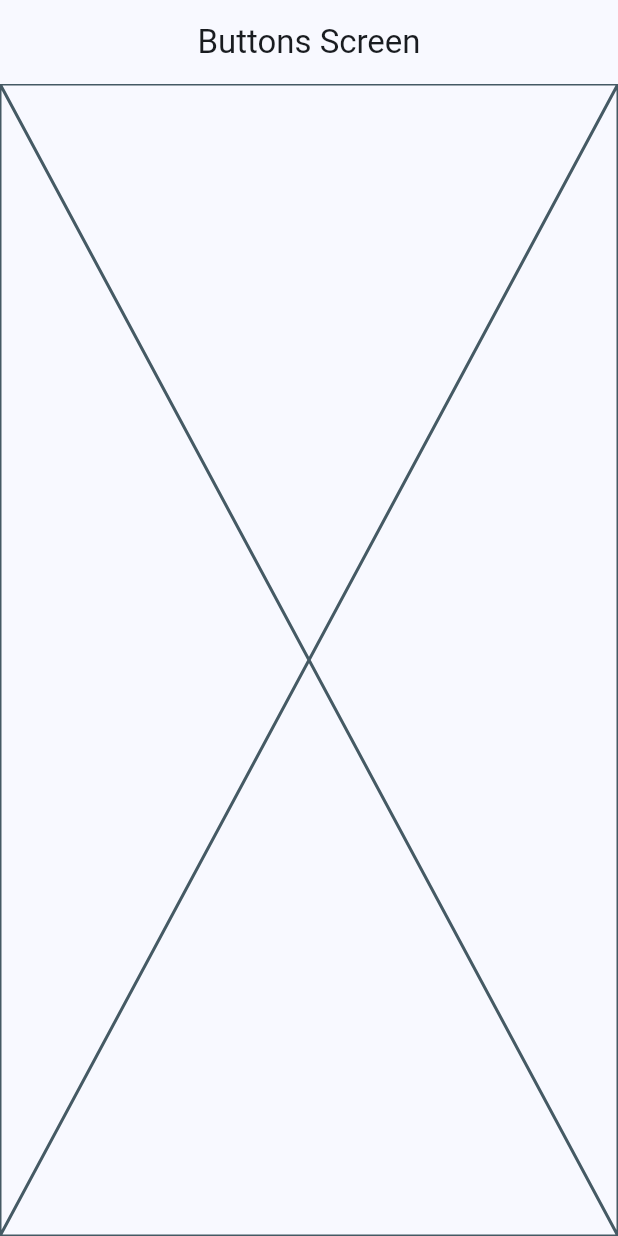
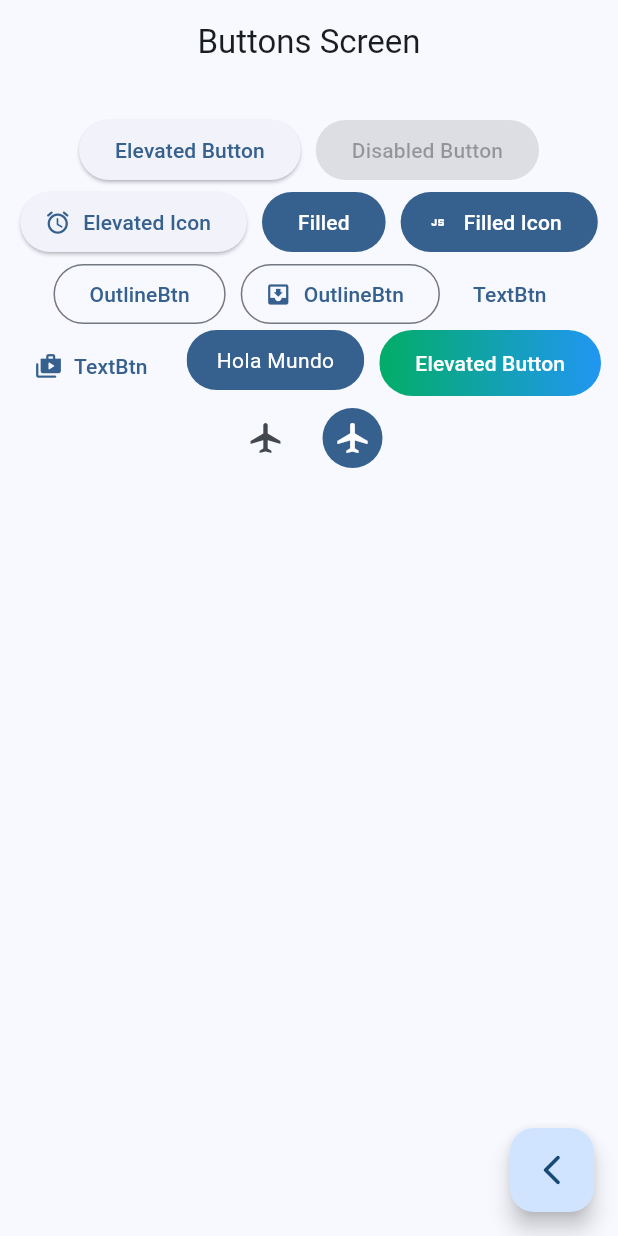
Before and after one commit to sebasmrl/widgets_app, a Flutter app: the ButtonsScreen screen opened by its route, on a phone screen of 412 x 824 dp. Run offline on Flutter 3.47's test engine with Material 3 defaults, Android fonts, the phone set to English and light mode, and no system bars; our stand-ins replace go_router.

Commit message:
Finished ButtonScreen

```diff
--- a/lib/presentation/screens/buttons/buttons_screen.dart
+++ b/lib/presentation/screens/buttons/buttons_screen.dart
@@ -1,4 +1,5 @@
 import 'package:flutter/material.dart';
+import 'package:go_router/go_router.dart';
 
 class ButtonsScreen extends StatelessWidget {
   static const String name = "buttons_screen";
@@ -10,7 +11,144 @@ class ButtonsScreen extends StatelessWidget {
       appBar: AppBar(
         title: const Text("Buttons Screen")
       ),
-      body: const Placeholder(),
+      body: const _ButtonsView(),
+      floatingActionButton: FloatingActionButton(
+        child: const Icon(Icons.arrow_back_ios_new_rounded),
+        onPressed: (){
+          context.pop();
+        },
+      ),
     );
   }
 }
+
+class _ButtonsView extends StatelessWidget {
+  const _ButtonsView();
+
+  @override
+  Widget build(BuildContext context) {
+
+    final colors = Theme.of(context).colorScheme;
+
+    return SizedBox(
+      width: double.infinity,
+      child: Padding(
+        padding: const EdgeInsets.symmetric(vertical: 20, horizontal: 10),
+        child: Wrap(
+          spacing: 10,
+          alignment: WrapAlignment.center,
+          direction: Axis.horizontal,
+          children: [
+            ElevatedButton(onPressed: (){}, child: const Text('Elevated Button')),
+
+            const ElevatedButton(onPressed: null, child: Text('Disabled Button')),
+
+            ElevatedButton.icon(
+              icon: const Icon(Icons.access_alarm_rounded),
+              onPressed: (){},
+              label: const Text('Elevated Icon')
+            ),
+
+            FilledButton(onPressed: (){}, child: const Text('Filled')),
+
+            FilledButton.icon(
+              onPressed: (){},
+              icon: const Icon(Icons.javascript),
+              label: const Text('Filled Icon')
+            ),
+
+            OutlinedButton(onPressed: (){}, child: const Text('OutlineBtn')),
+
+            OutlinedButton.icon(
+              onPressed: (){},
+              icon: const Icon(Icons.move_to_inbox),
+              label: const Text('OutlineBtn')
+            ),
+
+            TextButton(onPressed: (){}, child: const Text('TextBtn')),
+
+            TextButton.icon(
+              onPressed: (){},
+              icon: const Icon( Icons.shop_2_rounded),
+              label: const Text('TextBtn'),
+            ),
+
+            const CustomButton(),
+            const CustomButton2(),
+
+            IconButton(onPressed: (){}, icon: const Icon(Icons.airplanemode_active_sharp)),
+
+            IconButton(
+              onPressed: (){},
+              icon: const Icon(Icons.airplanemode_active_sharp),
+              style: ButtonStyle(
+                backgroundColor: WidgetStatePropertyAll(colors.primary),
+                iconColor: const WidgetStatePropertyAll(Colors.white)
+              ) ,
+            ),
+
+
+          ],
+        ),
+      ),
+    );
+  }
+}
+
+
+
+class CustomButton extends StatelessWidget {
+  const CustomButton({super.key});
+
+
+  @override
+  Widget build(BuildContext context) {
+
+    final colors = Theme.of(context).colorScheme;
+
+    return ClipRRect(
+      borderRadius: BorderRadius.circular(50),
+      child: Material(
+        color: colors.primary,
+        child: InkWell(
+          splashColor: Colors.deepPurple,
+          onTap: (){},
+          child: const Padding(
+            padding:   EdgeInsets.symmetric(horizontal: 20, vertical: 10),
+            child: Text("Hola Mundo", style:  TextStyle( color: Colors.white),),
+            ),
+        ),
+      ),
+    );
+  }
+}
+
+
+
+
+class CustomButton2 extends StatelessWidget {
+  const CustomButton2({super.key});
+
+  @override
+  Widget build(BuildContext context) {
+
+    return  ClipRRect(
+      borderRadius: BorderRadius.circular(50),
+              child:
+               Container(
+            height: 44.0,
+            decoration: const BoxDecoration(
+                gradient: LinearGradient(
+                    colors: [Color.fromARGB(255, 2, 173, 102), Colors.blue])),
+            child: ElevatedButton(
+              onPressed: () {},
+              style: ElevatedButton.styleFrom(
+                  backgroundColor: Colors.transparent,
+                  shadowColor: Colors.transparent,
+                ),
+              child: const Text('Elevated Button', style:  TextStyle( color: Colors.white),),
+            ),
+          ),
+      );
+  }
+}
```
